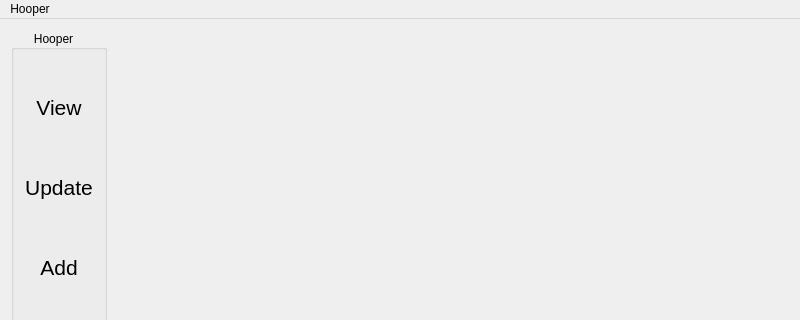
Old version of the form hoopergui/mainwindow.ui in the repository VLN1-15-30/fall-project; both pictures show x 0 to 800 and y 0 to 320 of the 800 by 500 pixel window.
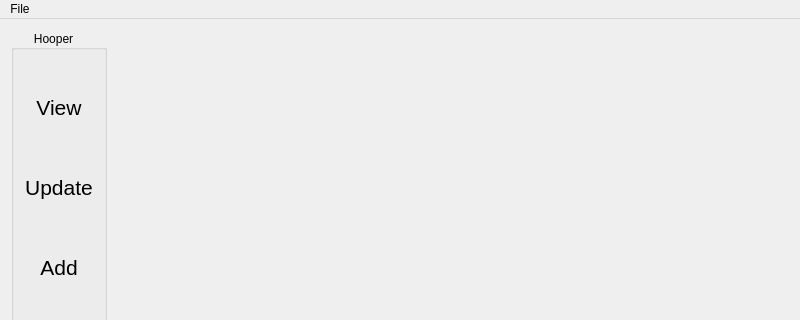
New version of the form. Icons and pictures are not drawn.

Diff of the .ui file:
```diff
--- a/hoopergui/mainwindow.ui
+++ b/hoopergui/mainwindow.ui
@@ -162,7 +162,7 @@
    </property>
    <widget class="QMenu" name="menuFile">
     <property name="title">
-     <string>Hooper</string>
+     <string>File</string>
     </property>
     <addaction name="actionExit"/>
    </widget>
```
